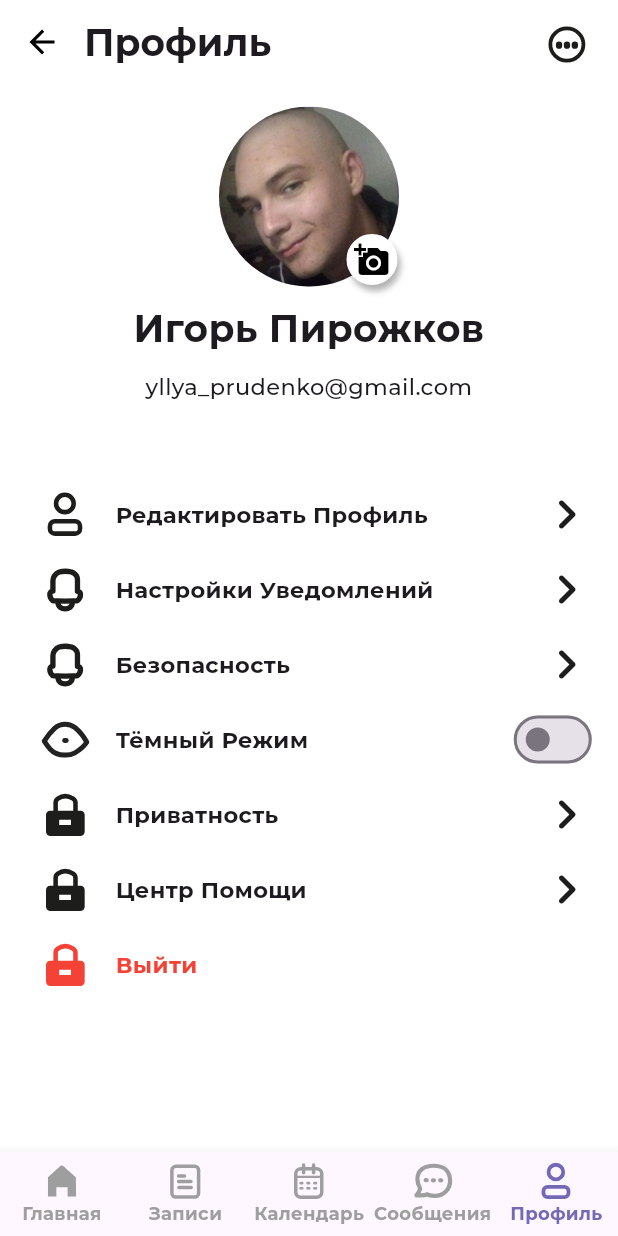
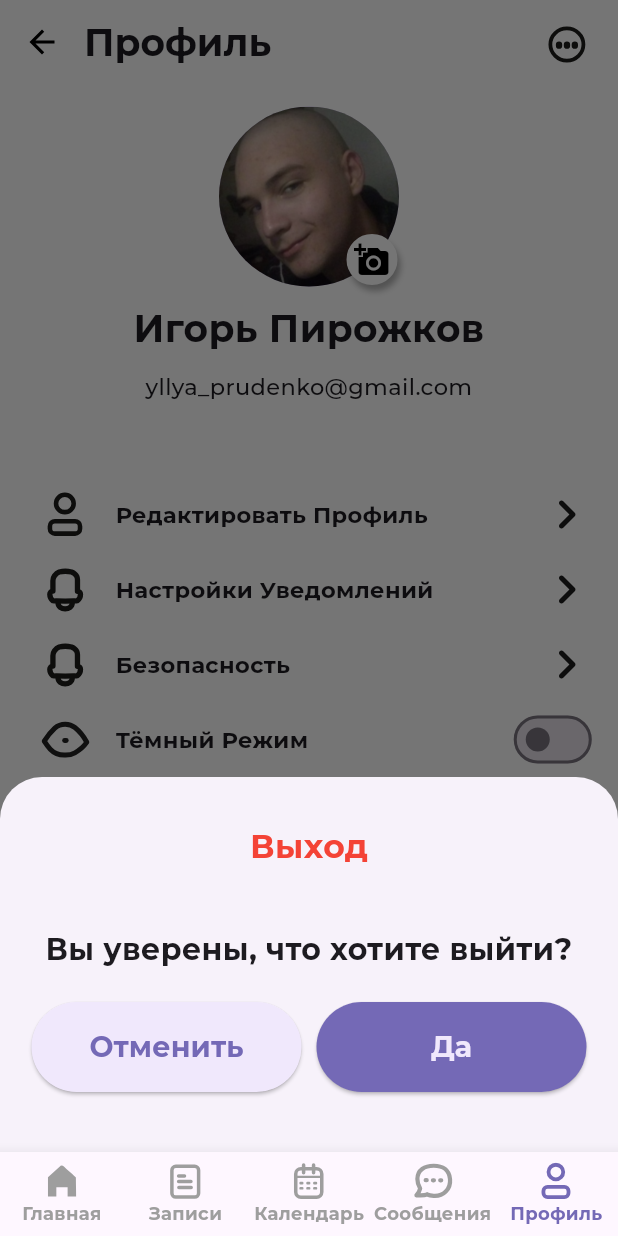
Before and after one commit to Dr4gnSt4lk/service_app, a Flutter app: the screen it shows after launch, item 5 of the bottom bar chosen, after a tap on "Выйти", on a phone screen of 412 x 824 dp. Run offline on Flutter 3.47's test engine with Material 3 defaults, Android fonts, the light colour scheme and no system bars; our stand-ins replace auto_size_text, dots_indicator, flutter_svg, go_router, google_fonts, google_sign_in and 3 more; missing offline and left inert: colorful_safe_area, loop_page_view; accounts and stored records are empty.

Commit message:
Добавил кнопку Вьіхода

```diff
--- a/lib/screens/home/mainpage/favourite.dart
+++ b/lib/screens/home/mainpage/favourite.dart
@@ -622,8 +622,9 @@ class _FavouritePageState extends State<FavouritePage> {
                       ElevatedButton(
                         style: ElevatedButton.styleFrom(
                             fixedSize: Size(180, 60),
-                            foregroundColor:
-                                Tag1isPressed ? Colors.white : iconColor,
+                            foregroundColor: Tag1isPressed
+                                ? Color.fromARGB(255, 240, 232, 252)
+                                : iconColor,
                             backgroundColor: Tag1isPressed
                                 ? iconColor
                                 : Color.fromARGB(255, 240, 232, 252)),
--- a/lib/screens/home/profile.dart
+++ b/lib/screens/home/profile.dart
@@ -1,3 +1,5 @@
+import 'dart:math';
+import 'package:auto_size_text/auto_size_text.dart';
 import 'package:colorful_safe_area/colorful_safe_area.dart';
 import 'package:flutter/material.dart';
 import 'package:flutter_svg/svg.dart';
@@ -407,7 +409,9 @@ class ProfilePage extends StatelessWidget {
             Padding(
               padding: EdgeInsets.only(top: 0),
               child: InkWell(
-                onTap: () {},
+                onTap: () {
+                  logOut(context);
+                },
                 child: Container(
                   height: 50,
                   // decoration: BoxDecoration(
@@ -454,4 +458,78 @@ class ProfilePage extends StatelessWidget {
           ],
         )));
   }
+
+  void logOut(context) {
+    showModalBottomSheet(
+        context: context,
+        builder: (BuildContext bc) {
+          return Container(
+            height: 250,
+            child: Column(
+              children: [
+                Padding(
+                  padding: EdgeInsets.fromLTRB(0, 30, 0, 20),
+                  child: Text(
+                    'Выход',
+                    style: TextStyle(
+                        color: Colors.red,
+                        fontSize: 22,
+                        fontWeight: FontWeight.bold,
+                        overflow: TextOverflow.ellipsis),
+                  ),
+                ),
+                Padding(
+                  padding: EdgeInsets.only(top: 20),
+                  child: Text(
+                    'Вы уверены, что хотите выйти?',
+                    textAlign: TextAlign.center,
+                    style: TextStyle(
+                        fontSize: 20,
+                        fontWeight: FontWeight.bold,
+                        overflow: TextOverflow.ellipsis),
+                  ),
+                ),
+                Padding(
+                  padding: EdgeInsets.only(top: 20),
+                  child: Row(
+                    mainAxisAlignment: MainAxisAlignment.center,
+                    children: [
+                      ElevatedButton(
+                        style: ElevatedButton.styleFrom(
+                          fixedSize: Size(180, 60),
+                          foregroundColor: iconColor,
+                          backgroundColor: Color.fromARGB(255, 240, 232, 252),
+                        ),
+                        child: Text(
+                          'Отменить',
+                          style: TextStyle(
+                            fontSize: 19,
+                            fontWeight: FontWeight.bold,
+                          ),
+                        ),
+                        onPressed: () {},
+                      ),
+                      SizedBox(width: 10),
+                      ElevatedButton(
+                        style: ElevatedButton.styleFrom(
+                            fixedSize: Size(180, 60),
+                            foregroundColor: Color.fromARGB(255, 240, 232, 252),
+                            backgroundColor: iconColor),
+                        child: Text(
+                          'Да',
+                          style: TextStyle(
+                            fontSize: 19,
+                            fontWeight: FontWeight.bold,
+                          ),
+                        ),
+                        onPressed: () {},
+                      ),
+                    ],
+                  ),
+                ),
+              ],
+            ),
+          );
+        });
+  }
 }
```
